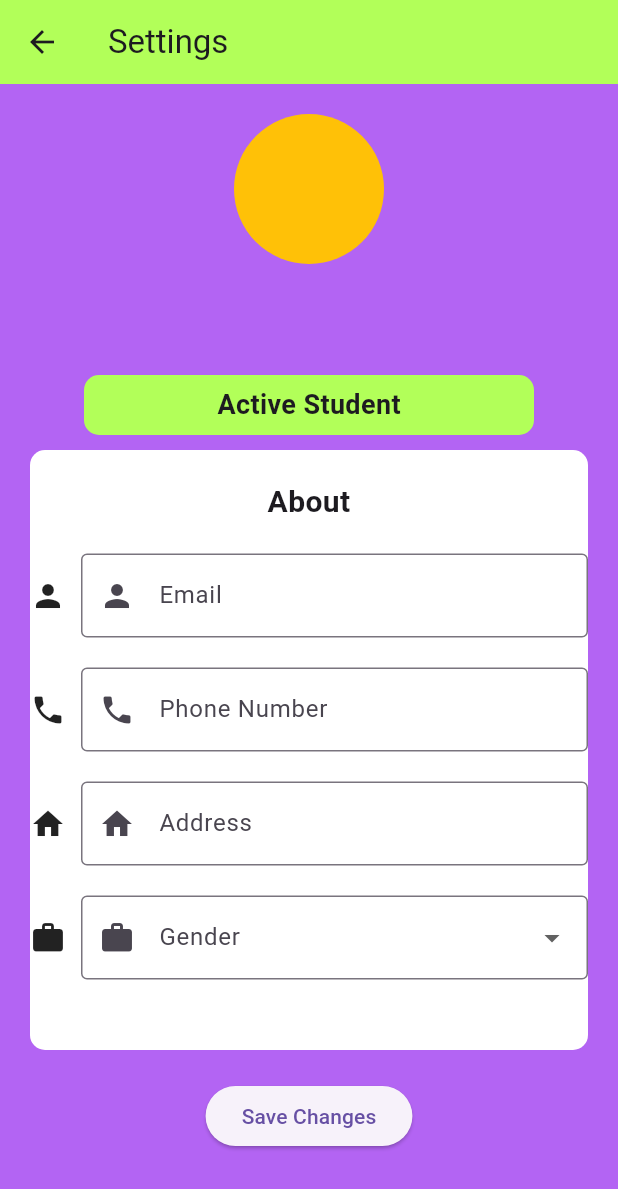
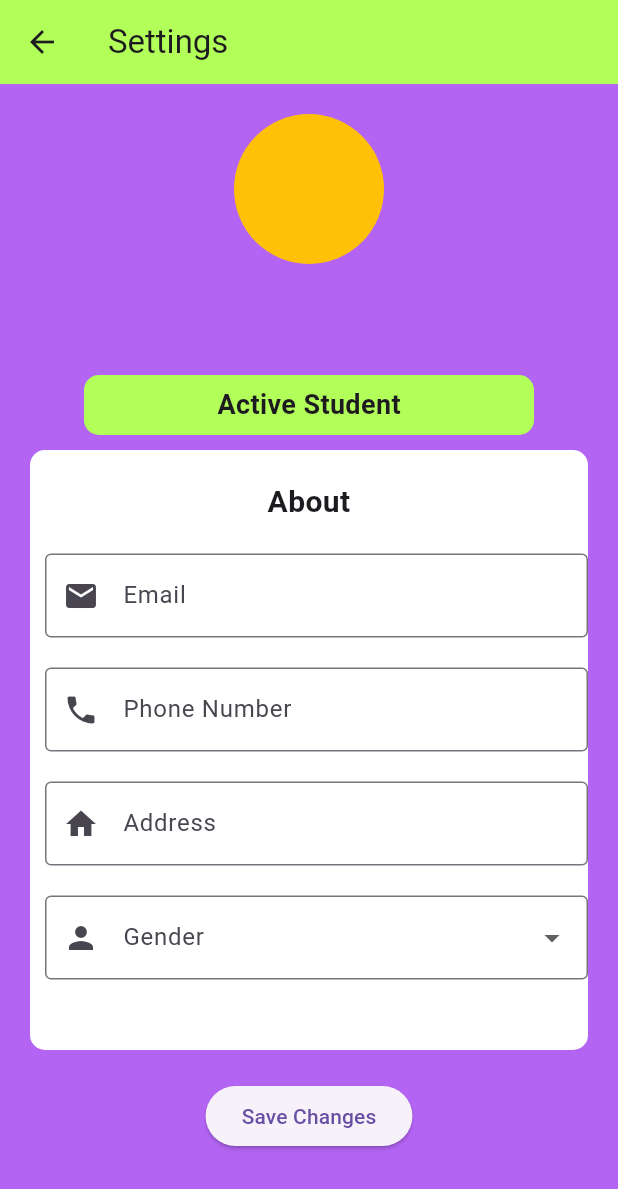
Before and after one commit to solerooooo/Sportplay, a Flutter app: the Setting screen opened directly with empty values, on a phone screen of 412 x 824 dp. Shown: the top 1189 px of the screen. Run offline on Flutter 3.47's test engine with Material 3 defaults, Android fonts, the phone set to English and light mode, and no system bars; our stand-ins replace cloud_firestore, date_time_picker, firebase_core; accounts and stored records are empty.

Commit message:
setting.dart

```diff
--- a/sportplays/lib/Models/bookingdetails.dart
+++ b/sportplays/lib/Models/bookingdetails.dart
@@ -1,3 +1,4 @@
+//bookingdetails.dart
 class Booking {
   final String userName;
   final String facility;
--- a/sportplays/lib/Screens/availability.dart
+++ b/sportplays/lib/Screens/availability.dart
@@ -1,3 +1,4 @@
+//availability.dart
 import 'package:flutter/material.dart';
 import 'booking.dart';
 import 'home.dart';
--- a/sportplays/lib/Screens/availability_admin.dart
+++ b/sportplays/lib/Screens/availability_admin.dart
@@ -1,3 +1,4 @@
+//availibility_admin.dart
 import 'package:flutter/material.dart';
 import 'package:cloud_firestore/cloud_firestore.dart';
 import 'booking.dart';
--- a/sportplays/lib/Screens/booking.dart
+++ b/sportplays/lib/Screens/booking.dart
@@ -1,3 +1,4 @@
+//booking.dart
 import 'package:flutter/material.dart';
 import 'package:cloud_firestore/cloud_firestore.dart';
 import 'package:sportplays/Screens/availability.dart';
--- a/sportplays/lib/Screens/editbookingdetails.dart
+++ b/sportplays/lib/Screens/editbookingdetails.dart
@@ -1,5 +1,5 @@
+//editbookingdetails.dart
 // ignore_for_file: deprecated_member_use
-
 import 'package:flutter/material.dart';
 import 'package:sportplays/Models/bookingdetails.dart';
 import 'package:date_time_picker/date_time_picker.dart';
--- a/sportplays/lib/Screens/home.dart
+++ b/sportplays/lib/Screens/home.dart
@@ -1,3 +1,4 @@
+//home.dart
 import 'package:flutter/material.dart';
 import 'login.dart';
 import 'profile.dart';
--- a/sportplays/lib/Screens/home_admin.dart
+++ b/sportplays/lib/Screens/home_admin.dart
@@ -1,3 +1,4 @@
+//home_admin.dart
 import 'package:flutter/material.dart';
 import 'package:sportplays/Screens/availability_admin.dart';
 import 'login.dart';
--- a/sportplays/lib/Screens/login.dart
+++ b/sportplays/lib/Screens/login.dart
@@ -1,3 +1,4 @@
+//login.dart
 import 'package:flutter/material.dart';
 import 'package:sportplays/Screens/home.dart';
 import 'package:sportplays/Screens/home_admin.dart';
--- a/sportplays/lib/Screens/qna.dart
+++ b/sportplays/lib/Screens/qna.dart
@@ -1,3 +1,4 @@
+//qna.dart
 import 'package:flutter/material.dart';
 import 'home.dart';
 import '../models/user.dart';
--- a/sportplays/lib/Screens/setting.dart
+++ b/sportplays/lib/Screens/setting.dart
@@ -1,4 +1,5 @@
 // setting.dart
+import 'package:firebase_core/firebase_core.dart';
 import 'package:cloud_firestore/cloud_firestore.dart';
 import 'package:flutter/material.dart';
 import '../models/user.dart';
@@ -7,7 +8,8 @@ class Setting extends StatefulWidget {
   final User passUser;
   final Function(User) onUpdateUser;
 
-  const Setting({Key? key, required this.passUser, required this.onUpdateUser}) : super(key: key);
+  const Setting({Key? key, required this.passUser, required this.onUpdateUser})
+      : super(key: key);
 
   @override
   State<Setting> createState() => _SettingState();
@@ -19,6 +21,7 @@ class _SettingState extends State<Setting> {
   TextEditingController phoneController = TextEditingController();
   TextEditingController addressController = TextEditingController();
   String selectedGender = '';
+  late String originalGender;
 
   @override
   void initState() {
@@ -27,7 +30,8 @@ class _SettingState extends State<Setting> {
     emailController.text = user.getEmail();
     phoneController.text = user.getPhone();
     addressController.text = user.getAddress();
-    selectedGender = user.getGender();
+    originalGender = user.getGender();
+    selectedGender = originalGender;
   }
 
   void saveChanges() async {
@@ -41,8 +45,8 @@ class _SettingState extends State<Setting> {
       userId: user.getId(),
     );
 
-    // Update user data in Firestore
-    await updateUserDataInFirestore(updatedUser);
+    // Update user data in Firebase
+    await updateUserDataInFirebase(updatedUser);
 
     // Call the callback function to handle the updated user
     widget.onUpdateUser(updatedUser);
@@ -51,9 +55,9 @@ class _SettingState extends State<Setting> {
     Navigator.pop(context);
   }
 
-  Future<void> updateUserDataInFirestore(User user) async {
+  Future<void> updateUserDataInFirebase(User user) async {
     try {
-      await FirebaseFirestore.instance.collection('users').doc(user.getId()).update({
+      await FirebaseFirestore.instance.collection('users').doc(user.getId()).set({
         'name': user.getName(),
         'email': user.getEmail(),
         'password': user.getPassword(),
@@ -114,7 +118,7 @@ class _SettingState extends State<Setting> {
                 Container(
                   width: 400,
                   height: 400,
-                  decoration: BoxDecoration(
+                  decoration: const BoxDecoration(
                     color: Colors.white,
                     borderRadius: BorderRadius.all(Radius.circular(10)),
                   ),
@@ -130,7 +134,7 @@ class _SettingState extends State<Setting> {
                         ),
                       ),
                       const SizedBox(height: 20),
-                      buildTextField(Icons.person, 'Email', emailController),
+                      buildTextField(Icons.email, 'Email', emailController),
                       const SizedBox(height: 20),
                       buildTextField(Icons.phone, 'Phone Number', phoneController),
                       const SizedBox(height: 20),
@@ -154,25 +158,20 @@ class _SettingState extends State<Setting> {
     );
   }
 
-  // setting.dart
-
-// ...
-
   Widget buildTextField(IconData icon, String label, TextEditingController controller) {
     return Row(
       mainAxisAlignment: MainAxisAlignment.center,
       children: [
-      Icon(icon),
         const SizedBox(width: 10),
         Expanded(
           child: SizedBox(
-          width: 250, // Adjust the width as needed
+            width: 250,
             child: TextField(
               controller: controller,
               decoration: InputDecoration(
                 labelText: label,
                 border: OutlineInputBorder(),
-              prefixIcon: Icon(icon), // Add prefix icon
+                  prefixIcon: Icon(icon),
               ),
             ),
           ),
@@ -185,11 +184,10 @@ Widget buildGenderDropdown() {
     return Row(
       mainAxisAlignment: MainAxisAlignment.center,
       children: [
-      Icon(Icons.work),
         const SizedBox(width: 10),
         Expanded(
           child: SizedBox(
-          width: 250, // Adjust the width as needed
+            width: 250,
             child: DropdownButtonFormField<String>(
               value: selectedGender,
               onChanged: (String? value) {
@@ -206,7 +204,7 @@ Widget buildGenderDropdown() {
               decoration: InputDecoration(
                 labelText: 'Gender',
                 border: OutlineInputBorder(),
-              prefixIcon: const Icon(Icons.work), // Add prefix icon
+                  prefixIcon: Icon(Icons.person),
               ),
             ),
           ),
--- a/sportplays/lib/Screens/splash_screen.dart
+++ b/sportplays/lib/Screens/splash_screen.dart
@@ -1,3 +1,4 @@
+//splash_screen.dart
 import 'package:flutter/material.dart';
 import 'package:flutter/services.dart';
 import 'package:sportplays/Screens/login.dart';
--- a/sportplays/lib/Screens/viewbookingdetails.dart
+++ b/sportplays/lib/Screens/viewbookingdetails.dart
@@ -1,3 +1,4 @@
+//viewbookingdetails.dart
 import 'package:flutter/material.dart';
 import 'package:sportplays/Models/bookingdetails.dart';
 import 'package:sportplays/Screens/editbookingdetails.dart';
```
Lines whose indentation alone changed are shown as unchanged.
